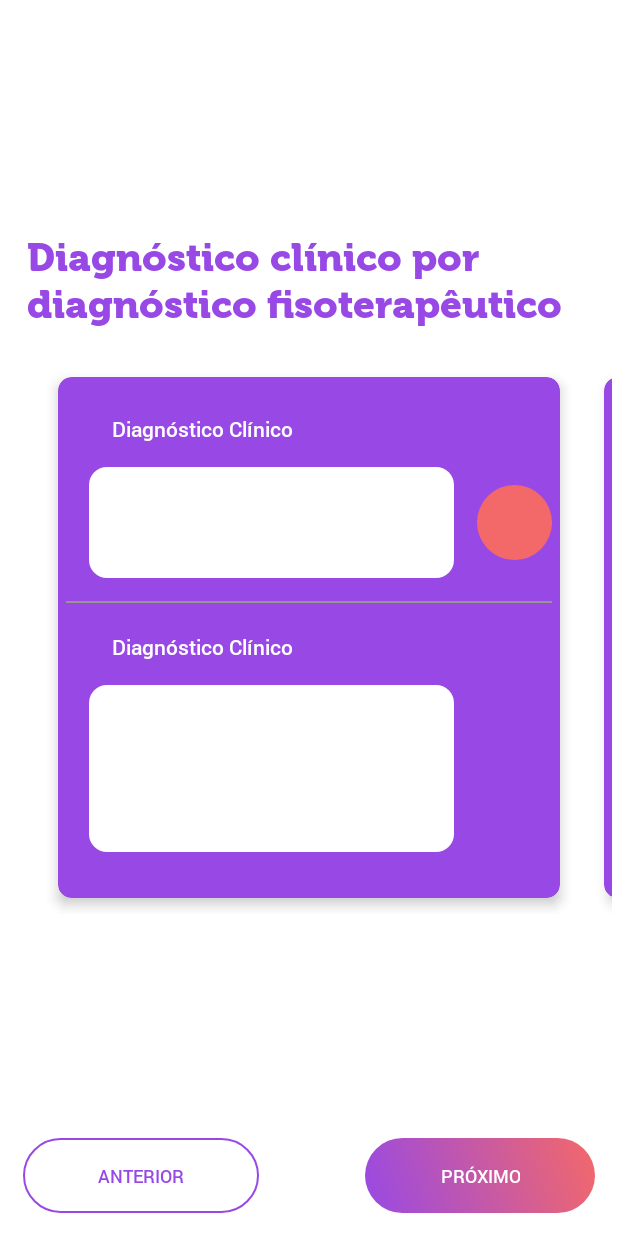
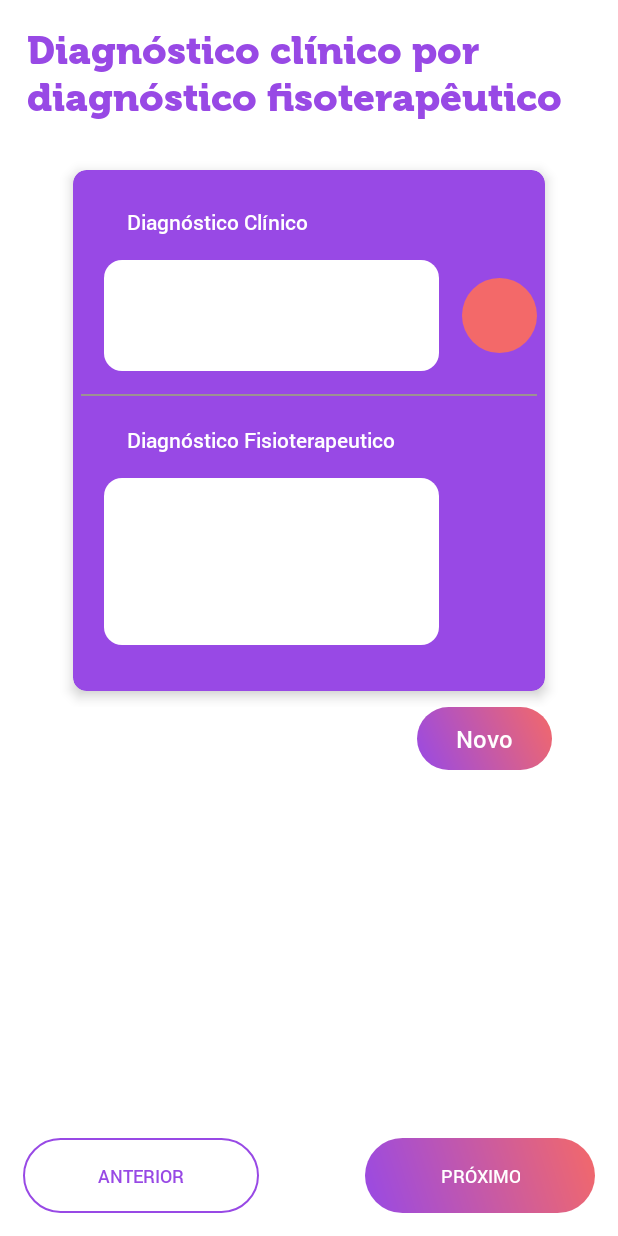
Before and after one commit to jvictororiz/FisioApp, an Android app: the RegisterClientActivity screen opened directly, with no data from a screen before it, after a tap on "PRÓXIMO", on a phone screen of 412 x 824 dp. Run offline under Robolectric (Android 15) with nearby library versions, the phone set to English and light mode, and no system bars; our stand-ins replace Room's generated code; libraries missing offline, so code that uses them is left out: br.com.simplepass; plain views replace CircularProgressButton, CircularProgressImageButton; 2 statements that could not run were skipped.

Commit message:
consertando register

```diff
--- a/app/src/main/java/br/com/fisioapp/ui/activity/RegisterClientActivity.kt
+++ b/app/src/main/java/br/com/fisioapp/ui/activity/RegisterClientActivity.kt
@@ -1,6 +1,5 @@
 package br.com.fisioapp.ui.activity
 
-import androidx.appcompat.app.AppCompatActivity
 import android.os.Bundle
 import androidx.lifecycle.Observer
 import androidx.lifecycle.ViewModelProvider
@@ -8,13 +7,13 @@ import br.com.fisioapp.R
 import br.com.fisioapp.data.entities.remote.response.User
 import br.com.fisioapp.ui.base.BaseActivity
 import br.com.fisioapp.ui.fragment.login.RegisterUserPersonalDataFragment
-import br.com.fisioapp.viewModel.RegisterViewModel
+import br.com.fisioapp.viewModel.RegisterClientViewModel
 import kotlinx.android.synthetic.main.activity_register_client.*
 
 class RegisterClientActivity : BaseActivity() {
 
-    val viewModel: RegisterViewModel by lazy {
-        ViewModelProvider(this).get(RegisterViewModel::class.java)
+    val clientViewModel: RegisterClientViewModel by lazy {
+        ViewModelProvider(this).get(RegisterClientViewModel::class.java)
     }
 
     private val registerFragment by lazy {
@@ -34,7 +33,7 @@ class RegisterClientActivity : BaseActivity() {
     }
 
     private fun subscribe() {
-        viewModel.error.observe(this, Observer {
+        clientViewModel.error.observe(this, Observer {
             tv_error.text = it
         })
     }
--- a/app/src/main/java/br/com/fisioapp/ui/components/WrapContentViewPager.kt
+++ b/app/src/main/java/br/com/fisioapp/ui/components/WrapContentViewPager.kt
@@ -2,7 +2,9 @@ package br.com.fisioapp.ui.components
 
 import android.content.Context
 import android.util.AttributeSet
+import android.view.View
 import androidx.viewpager.widget.ViewPager
+
 
 class WrapContentViewPager : ViewPager {
     constructor(context: Context?) : super(context!!) {
@@ -25,13 +27,26 @@ class WrapContentViewPager : ViewPager {
     }
 
     override fun onMeasure(widthMeasureSpec: Int, heightMeasureSpec: Int) {
-        var heightMeasureSpec = heightMeasureSpec
-        val child = getChildAt(currentItem)
-        if (child != null) {
-            child.measure(widthMeasureSpec, MeasureSpec.makeMeasureSpec(0, MeasureSpec.UNSPECIFIED))
-            val h = child.measuredHeight
-            heightMeasureSpec = MeasureSpec.makeMeasureSpec(h, MeasureSpec.EXACTLY)
+        var newHeightMeasureSpec = 0
+        val mode = MeasureSpec.getMode(heightMeasureSpec)
+        if (mode == MeasureSpec.UNSPECIFIED || mode == MeasureSpec.AT_MOST) { // super has to be called in the beginning so the child views can be initialized.
+            super.onMeasure(widthMeasureSpec, heightMeasureSpec)
+            var height = 0
+            for (i in 0 until childCount) {
+                val child: View = getChildAt(i)
+                child.measure(
+                    widthMeasureSpec,
+                    MeasureSpec.makeMeasureSpec(0, MeasureSpec.UNSPECIFIED)
+                )
+                val h: Int = child.measuredHeight
+                if (h > height) height = h
+            }
+            newHeightMeasureSpec = MeasureSpec.makeMeasureSpec(height, MeasureSpec.EXACTLY)
         }
-        super.onMeasure(widthMeasureSpec, heightMeasureSpec)
+        if (newHeightMeasureSpec != 0) {
+            super.onMeasure(widthMeasureSpec, newHeightMeasureSpec)
+        } else {
+            super.onMeasure(widthMeasureSpec, heightMeasureSpec)
+        }
     }
 }
--- a/app/src/main/java/br/com/fisioapp/ui/fragment/login/RegisterUserPersonalDataFragment.kt
+++ b/app/src/main/java/br/com/fisioapp/ui/fragment/login/RegisterUserPersonalDataFragment.kt
@@ -1,7 +1,6 @@
 package br.com.fisioapp.ui.fragment.login
 
 import android.os.Bundle
-import android.text.format.DateUtils
 import android.view.LayoutInflater
 import android.view.View
 import android.view.ViewGroup
@@ -18,7 +17,7 @@ import br.com.fisioapp.util.ext.hideLoad
 import br.com.fisioapp.util.ext.showLoad
 import br.com.fisioapp.util.ext.toDate
 import br.com.fisioapp.util.ext.toString
-import br.com.fisioapp.viewModel.RegisterViewModel
+import br.com.fisioapp.viewModel.RegisterClientViewModel
 import kotlinx.android.synthetic.main.activity_register_client.*
 import kotlinx.android.synthetic.main.user_register_fragment.*
 
@@ -36,8 +35,8 @@ class RegisterUserPersonalDataFragment(override val fragmentTag: String) : BaseL
     }
 
 
-    val viewModel: RegisterViewModel by lazy {
-        ViewModelProvider(requireActivity()).get(RegisterViewModel::class.java)
+    val clientViewModel: RegisterClientViewModel by lazy {
+        ViewModelProvider(requireActivity()).get(RegisterClientViewModel::class.java)
     }
 
     override fun onCreateView(
@@ -51,7 +50,7 @@ class RegisterUserPersonalDataFragment(override val fragmentTag: String) : BaseL
         super.onActivityCreated(savedInstanceState)
 
         arguments?.getParcelable<UserClient>(EXTRA_USER_DATA)?.let {
-            viewModel.prepareToEdit(it)
+            clientViewModel.prepareToEdit(it)
         }
 
         setupListeners()
@@ -61,12 +60,12 @@ class RegisterUserPersonalDataFragment(override val fragmentTag: String) : BaseL
     private fun setupListeners() {
         activity?.btn_back?.visibility = View.VISIBLE
         activity?.btn_next?.setOnClickListener {
-            viewModel.saveUser()
+            clientViewModel.saveUser()
         }
     }
 
     private fun subscribe() {
-        viewModel.oldDataUser.observe(viewLifecycleOwner, Observer {
+        clientViewModel.oldDataUser.observe(viewLifecycleOwner, Observer {
             edt_username.setText(it.username)
             edt_username.isEnabled = false
             edt_name.setText(it.name)
@@ -74,12 +73,12 @@ class RegisterUserPersonalDataFragment(override val fragmentTag: String) : BaseL
             edt_phone_number.setText(it.phoneNumber)
             edt_job.setText(it.job)
             activity?.btn_next?.setOnClickListener {
-                viewModel.editUser()
+                clientViewModel.editUser()
             }
         })
 
-        viewModel.refreshData.observe(viewLifecycleOwner, Observer {
-            viewModel.updateDataInUser(
+        clientViewModel.refreshData.observe(viewLifecycleOwner, Observer {
+            clientViewModel.updateDataInUser(
                 UserClient(
                     username = edt_username.toString(),
                     name = edt_name.text.toString(),
@@ -90,11 +89,11 @@ class RegisterUserPersonalDataFragment(override val fragmentTag: String) : BaseL
             )
         })
 
-        viewModel.success.observe(this, Observer {
+        clientViewModel.success.observe(this, Observer {
             (activity as BaseActivity).replace(RegisterUserSintomasFragment.newInstance(it))
         })
 
-        viewModel.loading.observe(viewLifecycleOwner, Observer {
+        clientViewModel.loading.observe(viewLifecycleOwner, Observer {
             if (it) activity?.btn_next?.showLoad() else activity?.btn_next?.hideLoad()
         })
     }
--- a/app/src/main/java/br/com/fisioapp/ui/fragment/login/RegisterUserSintomasFragment.kt
+++ b/app/src/main/java/br/com/fisioapp/ui/fragment/login/RegisterUserSintomasFragment.kt
@@ -4,7 +4,6 @@ import android.os.Bundle
 import android.view.LayoutInflater
 import android.view.View
 import android.view.ViewGroup
-import androidx.core.os.bundleOf
 import androidx.fragment.app.Fragment
 import androidx.fragment.app.FragmentManager
 import androidx.fragment.app.FragmentStatePagerAdapter
@@ -18,7 +17,7 @@ import br.com.fisioapp.data.entities.remote.response.UserClient
 import br.com.fisioapp.ui.base.BaseLoginFragment
 import br.com.fisioapp.util.ext.hideLoad
 import br.com.fisioapp.util.ext.showLoad
-import br.com.fisioapp.viewModel.RegisterViewModel
+import br.com.fisioapp.viewModel.RegisterClientViewModel
 import kotlinx.android.synthetic.main.activity_register_client.*
 import kotlinx.android.synthetic.main.user_register_sintomas_fragment.*
 
@@ -28,14 +27,15 @@ class RegisterUserSintomasFragment(override val fragmentTag: String) : BaseLogin
         fun newInstance(user: User) =
             RegisterUserSintomasFragment("RegisterUserSintomasFragment").apply {
                 arguments = Bundle().apply {
-                    putParcelable(EXTRA_USER_DATA, user) }
+                    putParcelable(EXTRA_USER_DATA, user)
+                }
 
             }
     }
 
 
-    val viewModel: RegisterViewModel by lazy {
-        ViewModelProvider(requireActivity()).get(RegisterViewModel::class.java)
+    val clientViewModel: RegisterClientViewModel by lazy {
+        ViewModelProvider(requireActivity()).get(RegisterClientViewModel::class.java)
     }
 
     override fun onCreateView(
@@ -49,7 +49,7 @@ class RegisterUserSintomasFragment(override val fragmentTag: String) : BaseLogin
         super.onActivityCreated(savedInstanceState)
 
         arguments?.getParcelable<UserClient>(EXTRA_USER_DATA)?.let {
-            viewModel.prepareToEdit(it)
+            clientViewModel.prepareToEdit(it)
         }
 
         setupListeners()
@@ -59,39 +59,42 @@ class RegisterUserSintomasFragment(override val fragmentTag: String) : BaseLogin
     private fun setupListeners() {
         activity?.btn_back?.visibility = View.VISIBLE
         activity?.btn_next?.setOnClickListener {
-            viewModel.editUser()
+            clientViewModel.editUser()
+        }
+
+        btn_add.setOnClickListener {
+            clientViewModel.updateDataInUser()
         }
     }
 
     private fun subscribe() {
-        viewModel.oldDataUser.observe(viewLifecycleOwner, Observer {
+        clientViewModel.oldDataUser.observe(viewLifecycleOwner, Observer {
             it?.let { userClient ->
                 if (userClient.diagnosticosClinico.isEmpty()) {
                     userClient.diagnosticosClinico.add(Pair(DiagnosticoClinico("", ""), ""))
-                    userClient.diagnosticosClinico.add(Pair(DiagnosticoClinico("", ""), ""))
-                    userClient.diagnosticosClinico.add(Pair(DiagnosticoClinico("", ""), ""))
-                    userClient.diagnosticosClinico.add(Pair(DiagnosticoClinico("", ""), ""))
                 }
+
                 view_pager.clipToPadding = false
-                view_pager.setPadding(40, 0, 40, 0)
-                view_pager.pageMargin = 20
+                view_pager.setPadding(55, 0, 55, 0)
+                view_pager.pageMargin = -20
                 view_pager.adapter =
                     DiagnosticoPagerAdapter(childFragmentManager, userClient.diagnosticosClinico)
                 activity?.btn_next?.setOnClickListener {
-                    viewModel.editUser()
+                    clientViewModel.editUser()
                 }
             }
         })
 
-        viewModel.refreshData.observe(viewLifecycleOwner, Observer {
+
+        clientViewModel.refreshData.observe(viewLifecycleOwner, Observer {
             it?.let { userClient ->
-                viewModel.updateDataInUser(userClient.apply {
+                clientViewModel.updateDataInUser(userClient.apply {
                     //                    diagnosticosClinico.
                 })
             }
         })
 
-        viewModel.loading.observe(viewLifecycleOwner, Observer {
+        clientViewModel.loading.observe(viewLifecycleOwner, Observer {
             if (it) activity?.btn_next?.showLoad() else activity?.btn_next?.hideLoad()
         })
     }
--- a/app/src/main/java/br/com/fisioapp/viewModel/RegisterViewModel.kt
+++ b/app/src/main/java/br/com/fisioapp/viewModel/RegisterClientViewModel.kt
@@ -7,7 +7,7 @@ import br.com.fisioapp.ui.base.BaseViewModel
 import br.com.fisioapp.ui.base.SingleLiveEvent
 import java.util.*
 
-class RegisterViewModel : BaseViewModel() {
+class RegisterClientViewModel : BaseViewModel() {
     private val userRepository: UserRepository by lazy { UserRepository() }
     val oldDataUser by lazy { SingleLiveEvent<UserClient>() }
     val refreshData by lazy { SingleLiveEvent<UserClient?>() }
@@ -34,7 +34,7 @@ class RegisterViewModel : BaseViewModel() {
     }
 
     fun editUser() = launchWithLoad {
-        refreshData.postValue(oldDataUser.value)
+        refreshData.value = (oldDataUser.value)
         newDataUser?.let {
             userRepository.editUser(it)
         }
--- a/app/src/main/res/layout/activity_register_client.xml
+++ b/app/src/main/res/layout/activity_register_client.xml
@@ -7,20 +7,14 @@
     tools:context=".ui.activity.RegisterClientActivity">
 
 
-    <androidx.core.widget.NestedScrollView
+    <androidx.fragment.app.FragmentContainerView
+        android:id="@+id/container"
         android:layout_width="match_parent"
-        android:layout_height="wrap_content"
-        android:layout_marginBottom="8dp"
+        android:layout_height="0dp"
         app:layout_constraintBottom_toTopOf="@+id/tv_error"
         app:layout_constraintLeft_toLeftOf="parent"
         app:layout_constraintRight_toRightOf="parent"
-        app:layout_constraintTop_toTopOf="parent">
-
-        <FrameLayout
-            android:id="@+id/container"
-            android:layout_width="match_parent"
-            android:layout_height="match_parent" />
-    </androidx.core.widget.NestedScrollView>
+        app:layout_constraintTop_toTopOf="parent" />
 
     <TextView
         android:id="@+id/tv_error"
@@ -48,12 +42,12 @@
         android:layout_marginStart="15dp"
         android:layout_marginTop="65dp"
         android:layout_marginBottom="15dp"
-        android:textSize="12sp"
         android:background="@drawable/shape_button_line_circle_gradient"
         android:paddingStart="50dp"
         android:paddingEnd="50dp"
         android:text="@string/back"
         android:textColor="@color/colorPrimary"
+        android:textSize="12sp"
         app:initialCornerAngle="45dp"
         app:layout_constraintBottom_toBottomOf="parent"
         app:layout_constraintLeft_toLeftOf="parent"
@@ -65,7 +59,6 @@
         style="@style/Widget.AppCompat.Button.Borderless"
         android:layout_width="wrap_content"
         android:layout_height="50dp"
-        android:textSize="12sp"
         android:layout_marginTop="65dp"
         android:layout_marginEnd="15dp"
         android:layout_marginBottom="15dp"
@@ -74,6 +67,7 @@
         android:paddingEnd="50dp"
         android:text="@string/next"
         android:textColor="@color/white"
+        android:textSize="12sp"
         app:initialCornerAngle="45dp"
         app:layout_constraintBottom_toBottomOf="parent"
         app:layout_constraintRight_toRightOf="parent"
--- a/app/src/main/res/layout/fragment_diagnostico.xml
+++ b/app/src/main/res/layout/fragment_diagnostico.xml
@@ -5,7 +5,6 @@
     android:id="@+id/cv_body"
     android:layout_width="match_parent"
     android:layout_height="wrap_content"
-    android:layout_margin="5dp"
     app:cardBackgroundColor="@color/colorPrimary"
     app:cardCornerRadius="9dp"
     app:cardElevation="5dp"
@@ -15,7 +14,7 @@
     <androidx.constraintlayout.widget.ConstraintLayout
         android:layout_width="match_parent"
         android:paddingBottom="25dp"
-        android:layout_height="match_parent">
+        android:layout_height="wrap_content">
 
 
         <TextView
@@ -85,7 +84,7 @@
             android:paddingTop="4dp"
             android:paddingRight="15dp"
             android:paddingBottom="4dp"
-            android:text="@string/diagnostico_clinico"
+            android:text="@string/diagnostico_fisioterapeutico"
             android:textColor="@color/white"
             app:layout_constraintLeft_toLeftOf="parent"
             app:layout_constraintTop_toBottomOf="@+id/separetor" />
@@ -110,10 +109,6 @@
             app:layout_constraintTop_toBottomOf="@+id/typ_fisio"
             tools:text="Sintomas de doença aqui" />
 
-
-
-
-
     </androidx.constraintlayout.widget.ConstraintLayout>
 
 </androidx.cardview.widget.CardView>
--- a/app/src/main/res/layout/user_register_sintomas_fragment.xml
+++ b/app/src/main/res/layout/user_register_sintomas_fragment.xml
@@ -1,9 +1,9 @@
 <?xml version="1.0" encoding="utf-8"?>
 
-
-<androidx.constraintlayout.widget.ConstraintLayout android:layout_width="match_parent"
+<LinearLayout android:layout_width="match_parent"
     android:layout_height="match_parent"
     android:padding="4dp"
+    android:orientation="vertical"
     xmlns:android="http://schemas.android.com/apk/res/android"
     xmlns:app="http://schemas.android.com/apk/res-auto"
     xmlns:tools="http://schemas.android.com/tools">
@@ -16,20 +16,22 @@
             android:text="@string/register_step_two"
             android:textSize="26sp"
             android:fontFamily="@font/museo900_regular"
-            android:textColor="@color/colorPrimary"
-            app:layout_constraintLeft_toLeftOf="parent"
-            app:layout_constraintTop_toTopOf="parent" />
+            android:textColor="@color/colorPrimary" />
 
         <br.com.fisioapp.ui.components.WrapContentViewPager
             android:id="@+id/view_pager"
             android:layout_width="match_parent"
             android:layout_marginTop="8dp"
             android:layout_height="wrap_content"
-            app:layout_constraintLeft_toLeftOf="parent"
-            app:layout_constraintRight_toRightOf="parent"
-            app:layout_constraintBottom_toBottomOf="parent"
-            app:layout_constraintTop_toBottomOf="@+id/label"
             tools:listitem="@layout/fragment_diagnostico" />
 
+        <Button
+            android:id="@+id/btn_add"
+            android:layout_gravity="end"
+            android:text="@string/novo"
+            android:layout_width="90dp"
+            android:layout_marginEnd="40dp"
+            android:layout_height="wrap_content"/>
 
-    </androidx.constraintlayout.widget.ConstraintLayout>
+
+</LinearLayout>
--- a/app/src/main/res/values/strings.xml
+++ b/app/src/main/res/values/strings.xml
@@ -34,6 +34,8 @@
     <string name="progresso_cadastro">Progresso cadastro</string>
     <string name="diagnostico_clinico">Diagnóstico Clínico</string>
     <string name="register_step_two">Diagnóstico clínico por diagnóstico fisoterapêutico</string>
+    <string name="diagnostico_fisioterapeutico">Diagnóstico Fisioterapeutico</string>
+    <string name="novo">Novo</string>
 
     <string-array name="colors">
         <item>#9849e5</item>
```
